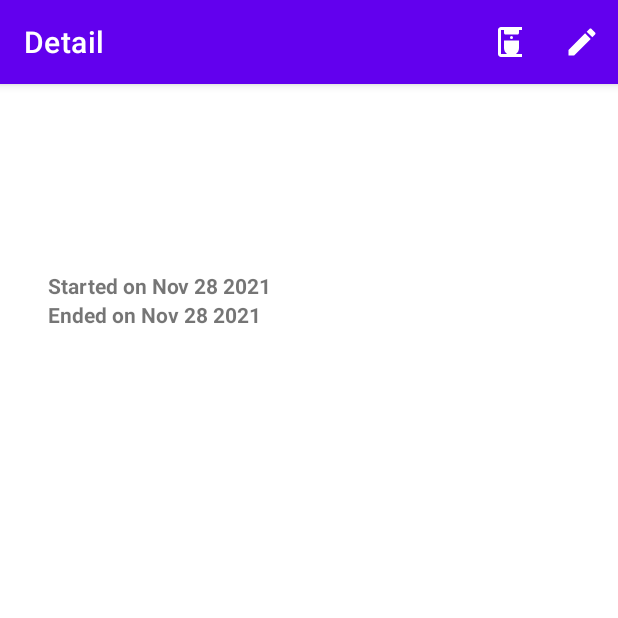
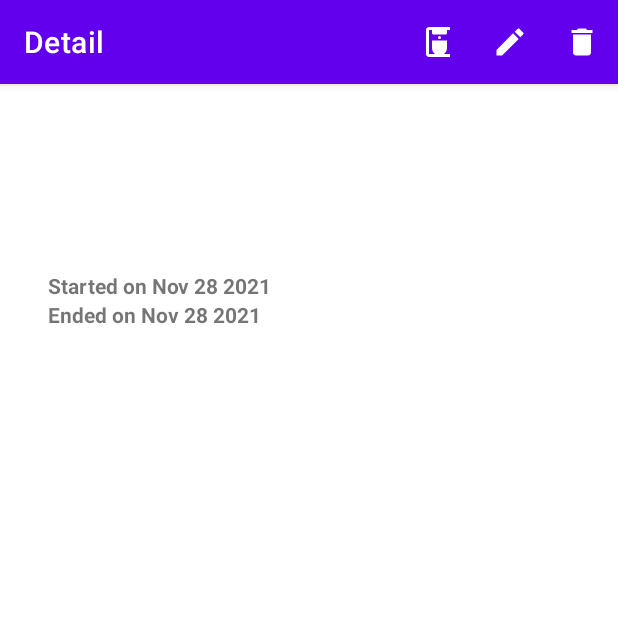
Before and after one commit to trinhduyhung/booklet, an Android app: the BookDetailActivity screen opened directly, with no data from a screen before it, on a phone screen of 412 x 824 dp, the top half of it. Run offline under Robolectric (Android 15) with nearby library versions, the phone set to English and light mode, and no system bars; 3 statements that could not run were skipped.

Commit message:
remove a book

```diff
--- a/app/src/main/java/com/javaspace/booklet/BookDetailActivity.java
+++ b/app/src/main/java/com/javaspace/booklet/BookDetailActivity.java
@@ -1,11 +1,8 @@
 package com.javaspace.booklet;
 
-import android.app.PendingIntent;
-import android.content.Context;
 import android.content.Intent;
 import android.net.Uri;
 import android.os.Bundle;
-import android.util.Log;
 import android.view.Menu;
 import android.view.MenuInflater;
 import android.view.MenuItem;
@@ -16,25 +13,19 @@ import android.widget.Toast;
 
 import androidx.annotation.NonNull;
 import androidx.appcompat.app.AppCompatActivity;
-import androidx.core.app.NotificationCompat;
-import androidx.core.app.NotificationManagerCompat;
 import androidx.work.ExistingPeriodicWorkPolicy;
-import androidx.work.OneTimeWorkRequest;
 import androidx.work.PeriodicWorkRequest;
 import androidx.work.WorkManager;
-import androidx.work.Worker;
-import androidx.work.WorkerParameters;
 
 import java.text.SimpleDateFormat;
-import java.util.Date;
-import java.util.List;
 import java.util.Locale;
 import java.util.concurrent.TimeUnit;
 
 public class BookDetailActivity extends AppCompatActivity {
 
-    Book book;
+    private Book book;
     private int bookId;
+    private InMemoryBookStore bookStore;
 
     @Override
     protected void onCreate(Bundle savedInstanceState) {
@@ -42,8 +33,9 @@ public class BookDetailActivity extends AppCompatActivity {
         setContentView(R.layout.activity_book_detail);
 
         bookId = getIntent().getIntExtra(BooksActivity.SELECTED_BOOK_ID, -1);
+        bookStore = InMemoryBookStore.getInstance();
 
-        book = InMemoryBookStore.getInstance().getBookById(bookId);
+        book = bookStore.getBookById(bookId);
 
         if (bookId == -1) {
             Toast.makeText(this, "Book not found", Toast.LENGTH_LONG).show();
@@ -116,6 +108,9 @@ public class BookDetailActivity extends AppCompatActivity {
             Intent intent = new Intent(BookDetailActivity.this, EditBookActivity.class);
             intent.putExtra(BooksActivity.SELECTED_BOOK_ID, bookId);
             startActivity(intent);
+        } else if (item.getItemId() == R.id.remove_menu_item) {
+            bookStore.remove(bookId);
+            startActivity(new Intent(this, BooksActivity.class));
         }
         return super.onOptionsItemSelected(item);
     }
--- /dev/null
+++ b/app/src/main/res/drawable/baseline_delete_white_24dp.xml
@@ -0,0 +1,6 @@
+<?xml version="1.0" encoding="UTF-8" standalone="no"?>
+<vector xmlns:android="http://schemas.android.com/apk/res/android" android:height="24dp" android:tint="#FFFFFF" android:viewportHeight="24.0" android:viewportWidth="24.0" android:width="24dp">
+
+    <path android:fillColor="@android:color/white" android:pathData="M6,19c0,1.1 0.9,2 2,2h8c1.1,0 2,-0.9 2,-2V7H6v12zM19,4h-3.5l-1,-1h-5l-1,1H5v2h14V4z"/>
+
+</vector>
--- a/app/src/main/res/menu/book_detail_menu.xml
+++ b/app/src/main/res/menu/book_detail_menu.xml
@@ -5,25 +5,31 @@
     <item
         android:id="@+id/start_reading_menu_item"
         android:icon="@drawable/coffee_maker_white_24dp"
-        android:title="Start Reading"
+        android:title="@string/start_reading"
         app:showAsAction="always"/>
 
     <item
         android:id="@+id/pause_reading_menu_item"
         android:icon="@drawable/soccer_white_24dp"
-        android:title="Pause Reading"
+        android:title="@string/pause_reading"
         app:showAsAction="always"/>
 
     <item
         android:id="@+id/finish_reading_menu_item"
         android:icon="@drawable/trophy_variant_white_24dp"
-        android:title="Finish Reading"
+        android:title="@string/finish_reading"
         app:showAsAction="ifRoom"/>
 
     <item
         android:id="@+id/edit_menu_item"
         android:icon="@drawable/edit_white_24dp"
-        android:title="Edit"
+        android:title="@string/edit"
+        app:showAsAction="ifRoom"/>
+
+    <item
+        android:id="@+id/remove_menu_item"
+        android:icon="@drawable/baseline_delete_white_24dp"
+        android:title="@string/remove"
         app:showAsAction="ifRoom"/>
 
 </menu>
--- a/app/src/main/res/menu/books_menu.xml
+++ b/app/src/main/res/menu/books_menu.xml
@@ -5,6 +5,6 @@
     <item
         android:id="@+id/add_menu_item"
         android:icon="@drawable/add_white_24dp"
-        android:title="Add"
+        android:title="@string/add"
         app:showAsAction="always"/>
 </menu>
--- a/app/src/main/res/values/strings.xml
+++ b/app/src/main/res/values/strings.xml
@@ -15,5 +15,10 @@
     <string name="cover_not_empty">Image cover must be provided</string>
     <string name="select_cover_image">Select Cover Image</string>
 
-    <string name="start_reading">Start reading now</string>
+    <string name="start_reading">Start reading</string>
+    <string name="pause_reading">Pause Reading</string>
+    <string name="finish_reading">Finish Reading</string>
+    <string name="add">Add</string>
+    <string name="edit">Edit</string>
+    <string name="remove">Remove</string>
 </resources>
```
Also changed, not shown: app/src/main/java/com/javaspace/booklet/InMemoryBookStore.java (+14 -0 lines).
